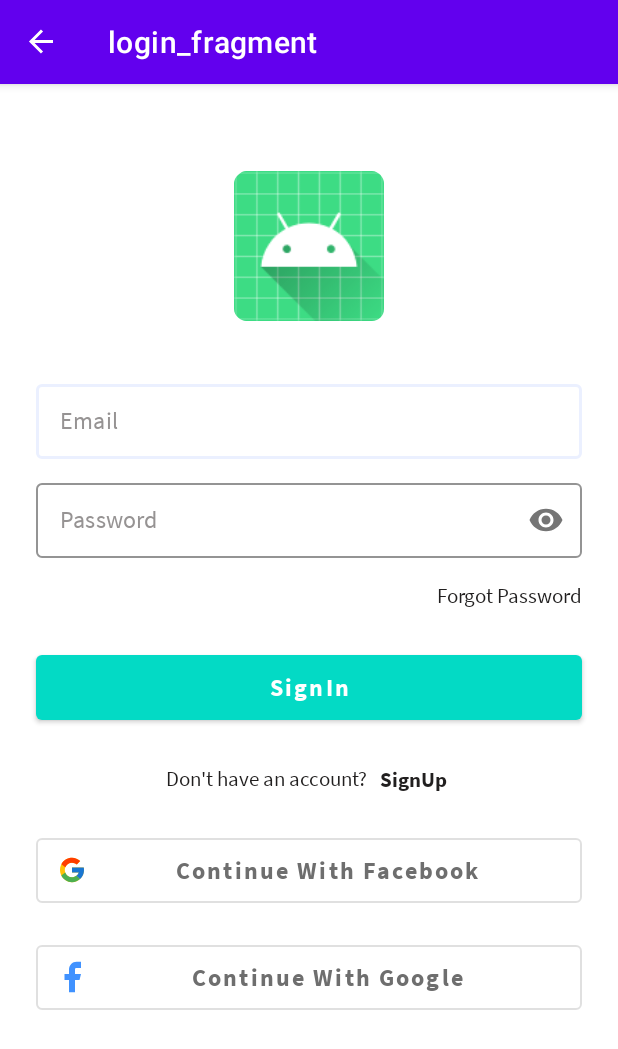
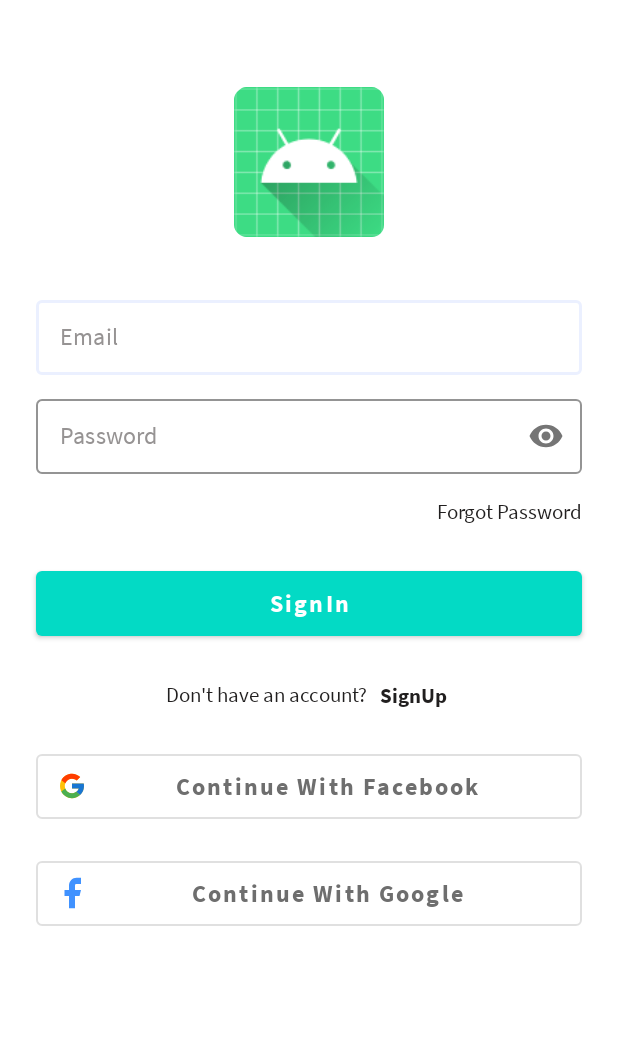
Before and after one commit to clevmania/Tellerium, an Android app: the screen it shows after launch (MainActivity), on a phone screen of 412 x 824 dp. Shown: the top 1049 px of the screen. Run offline under Robolectric (Android 15) with nearby library versions, the phone set to English and light mode, and no system bars; our stand-ins replace Firebase (no records; nobody signed in at launch, a user with empty details on screens opened directly), navigation-ui.

Commit message:
feat: manage showing of toolbar on fragments

```diff
--- a/app/src/main/java/com/clevmania/tellerium/MainActivity.kt
+++ b/app/src/main/java/com/clevmania/tellerium/MainActivity.kt
@@ -6,6 +6,8 @@ import androidx.navigation.findNavController
 import androidx.navigation.ui.AppBarConfiguration
 import androidx.navigation.ui.navigateUp
 import androidx.navigation.ui.setupActionBarWithNavController
+import com.clevmania.tellerium.utils.makeGone
+import com.clevmania.tellerium.utils.makeVisible
 import kotlinx.android.synthetic.main.activity_main.*
 
 class MainActivity : AppCompatActivity() {
@@ -27,9 +29,24 @@ class MainActivity : AppCompatActivity() {
         )
 
         setupActionBarWithNavController(navController,appBarConfiguration)
+        toolbarVisibilityManager()
     }
 
     override fun onSupportNavigateUp(): Boolean {
         return navController.navigateUp(appBarConfiguration) || super.onSupportNavigateUp()
     }
+
+    private fun toolbarVisibilityManager() {
+        navController.addOnDestinationChangedListener { _, destination, _ ->
+            when (destination.id) {
+                R.id.loginFragment, R.id.registerFragment,
+                R.id.splashFragment -> {
+                    toolbar.makeGone()
+                }
+                else -> {
+                    toolbar.makeVisible()
+                }
+            }
+        }
+    }
 }
--- /dev/null
+++ b/app/src/main/java/com/clevmania/tellerium/utils/ViewExt.kt
@@ -0,0 +1,13 @@
+package com.clevmania.tellerium.utils
+
+import android.view.View
+
+/**
+ * @author by Lawrence on 10/24/20.
+ * for Tellerium
+ */
+fun View.makeVisible(){ this.visibility = View.VISIBLE }
+
+fun View.makeGone(){ this.visibility = View.GONE }
+
+fun View.makeInVisible() { this.visibility = View.INVISIBLE}
```
